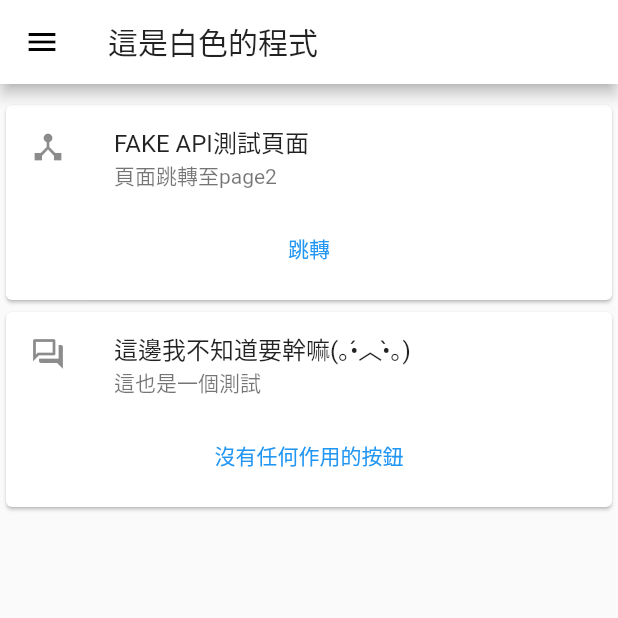
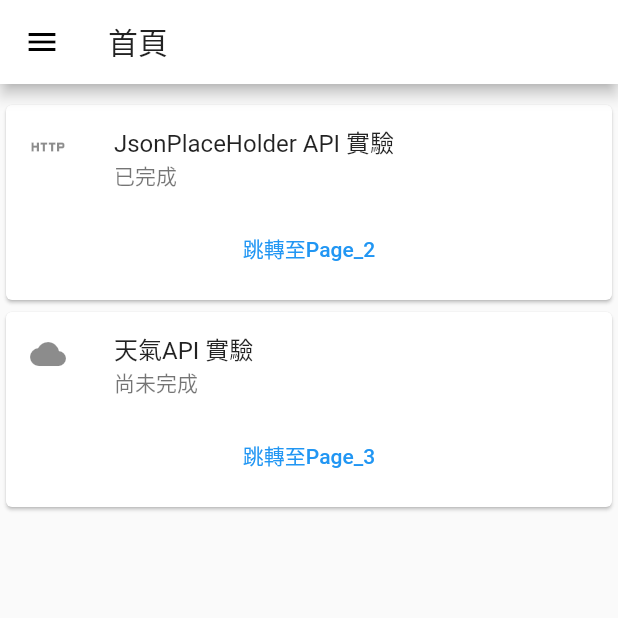
Before and after one commit to r0930514/Acard, a Flutter app: the screen it shows after launch, on a phone screen of 412 x 824 dp, the top half of it. Run offline on Flutter 3.47's test engine with Material 2 defaults, Android fonts, the phone set to English and light mode, and no system bars.

Commit message:
首頁改善、刪除多餘功能

```diff
--- a/acard/lib/main.dart
+++ b/acard/lib/main.dart
@@ -1,6 +1,7 @@
-import 'package:acard/pages/page2.dart';
+import 'pages/page1.dart';
+import 'pages/page2.dart';
+import 'pages/page3.dart';
 import 'package:flutter/material.dart';
-import 'pages/page1.dart';
 
 void main() {
   runApp(MyApp());
@@ -21,20 +22,12 @@ class MyApp extends StatelessWidget {
   }
 }
 
-final snackBar = new SnackBar(
-  content: Text('Text'),
-  action: SnackBarAction(
-    label: '關閉',
-    onPressed: () {},
-  ),
-);
-
 class Myhomepage2 extends StatelessWidget {
   @override
   Widget build(BuildContext context) {
     return Scaffold(
       appBar: AppBar(
-        title: Text('這是白色的程式'),
+        title: Text('首頁'),
       ),
       drawer: Drawer(
         child: ListView(children: [
@@ -56,32 +49,6 @@ class Myhomepage2 extends StatelessWidget {
             decoration: BoxDecoration(color: Colors.green),
           ),
           ListTile(
-            leading: Icon(Icons.light),
-            title: Text('揭曉答案'),
-            onTap: () {
-              Navigator.pop(context);
-              showDialog(
-                context: context,
-                builder: (context) => AlertDialog(
-                  title: const Text('答案揭曉！！乁( ˙ ω˙乁) '),
-                  content: Text('今天天氣還不錯嘛'),
-                  actions: [
-                    TextButton(
-                      style: TextButton.styleFrom(
-                          textStyle: const TextStyle(
-                        fontSize: 15,
-                      )),
-                      onPressed: () {
-                        Navigator.pop(context);
-                      },
-                      child: Text('確認'),
-                    ),
-                  ],
-                ),
-              );
-            },
-          ),
-          ListTile(
             leading: Icon(Icons.book_outlined),
             title: Text('頁面跳轉'),
             onTap: () {
@@ -99,11 +66,9 @@ class Myhomepage2 extends StatelessWidget {
               showAboutDialog(
                 context: context,
                 applicationIcon: Icon(Icons.face),
-                applicationVersion: 'Alpha 1.0',
+                applicationVersion: 'v20210812-Alpha',
                 children: [
                   Text('本應用程式為測試用途'),
-                  Text('實際上可能連Alpha都沒有'),
-                  Text('因為我根本就不知道這個APP要幹嘛')
                 ],
               );
             },
@@ -120,16 +85,16 @@ class Myhomepage2 extends StatelessWidget {
             child: Column(
               children: [
                 const ListTile(
-                  leading: Icon(Icons.device_hub),
-                  title: Text('FAKE API測試頁面'),
-                  subtitle: Text('頁面跳轉至page2'),
+                  leading: Icon(Icons.http),
+                  title: Text('JsonPlaceHolder API 實驗'),
+                  subtitle: Text('已完成'),
                 ),
                 TextButton(
                   onPressed: () {
                     Navigator.push(context,
                         MaterialPageRoute(builder: (context) => page2()));
                   },
-                  child: Text('跳轉'),
+                  child: Text('跳轉至Page_2'),
                 ),
                 SizedBox(
                   height: 10,
@@ -141,15 +106,16 @@ class Myhomepage2 extends StatelessWidget {
             child: Column(
               children: [
                 const ListTile(
-                  leading: Icon(Icons.question_answer_outlined),
-                  title: Text('這邊我不知道要幹嘛(｡•́︿•̀｡)'),
-                  subtitle: Text('這也是一個測試'),
+                  leading: Icon(Icons.cloud),
+                  title: Text('天氣API 實驗'),
+                  subtitle: Text('尚未完成'),
                 ),
                 TextButton(
                   onPressed: () {
-                    ScaffoldMessenger.of(context).showSnackBar(snackBar);
+                    Navigator.push(context,
+                        MaterialPageRoute(builder: (context) => page3()));
                   },
-                  child: Text('沒有任何作用的按鈕'),
+                  child: Text('跳轉至Page_3'),
                 ),
                 SizedBox(
                   height: 10,
--- a/acard/lib/pages/page2.dart
+++ b/acard/lib/pages/page2.dart
@@ -37,7 +37,7 @@ class _page2State extends State<page2> {
   Widget build(BuildContext context) {
     return Scaffold(
         appBar: AppBar(
-          title: Text('第二頁'),
+          title: Text('JsonPlaceHolder API 實驗'),
         ),
         body: Center(
           child: FutureBuilder<Album>(
--- a/acard/pubspec.yaml
+++ b/acard/pubspec.yaml
@@ -15,7 +15,7 @@ publish_to: 'none' # Remove this line if you wish to publish to pub.dev
 # In iOS, build-name is used as CFBundleShortVersionString while build-number used as CFBundleVersion.
 # Read more about iOS versioning at
 # https://developer.apple.com/library/archive/documentation/General/Reference/InfoPlistKeyReference/Articles/CoreFoundationKeys.html
-version: 1.0.0+1
+version: '20210812'
 
 environment:
   sdk: ">=2.12.0 <3.0.0"
```
Also changed, not shown: acard/lib/pages/page3.dart (added, +18 -0 lines).
